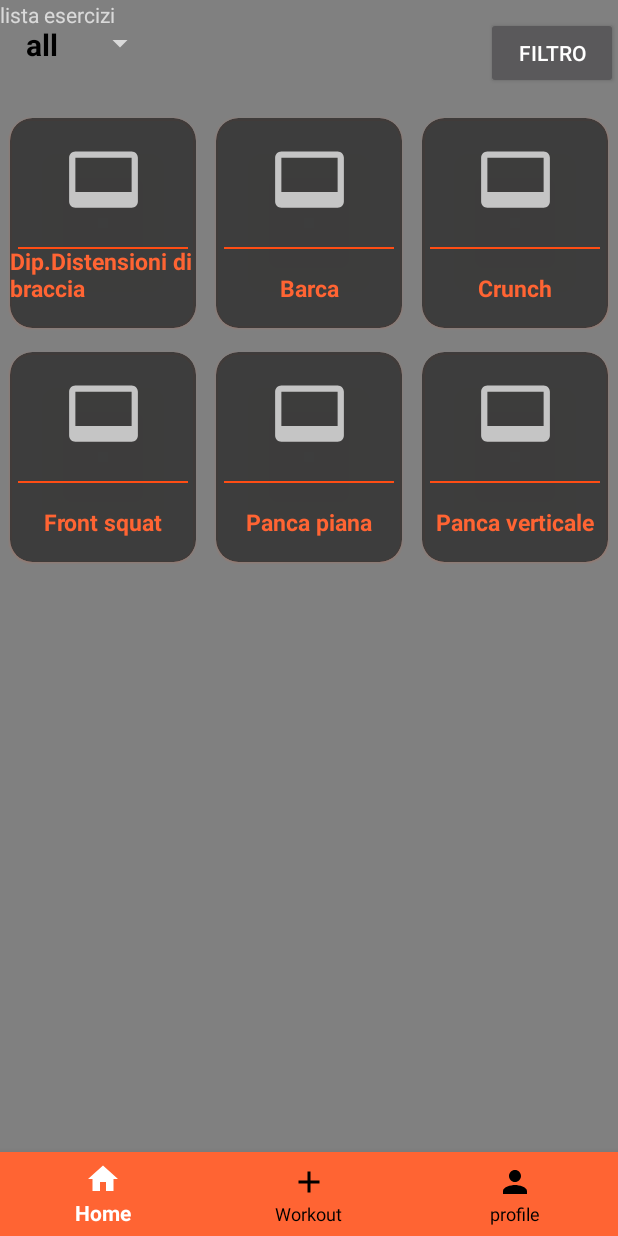
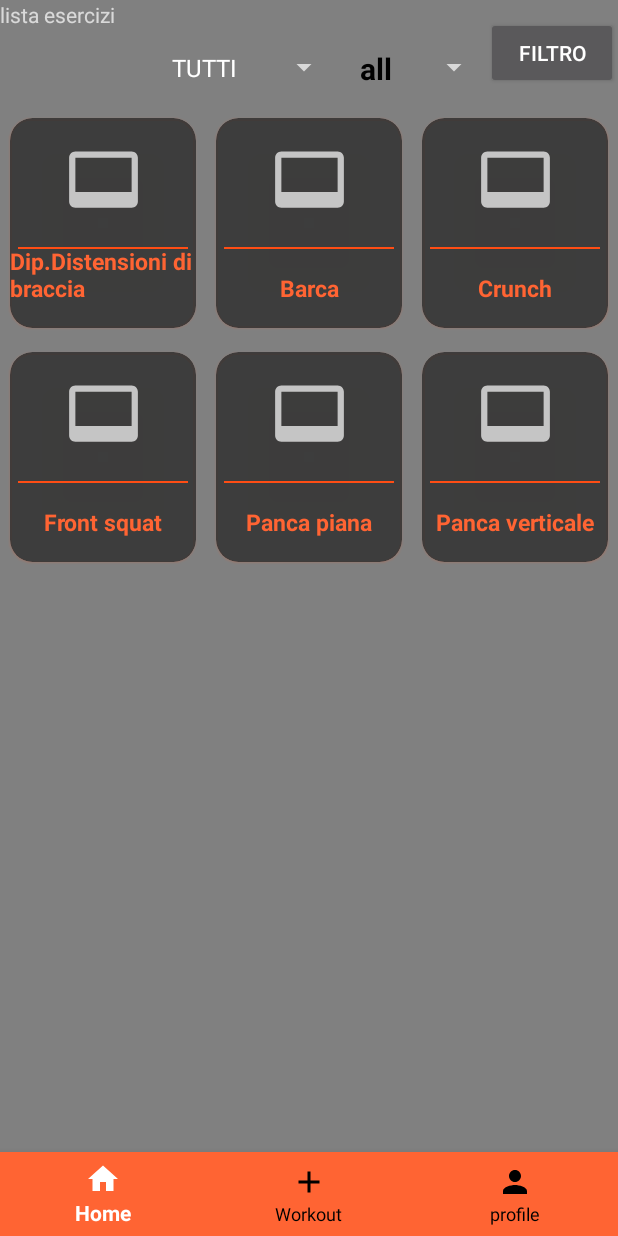
Before and after one commit to StefanoOr/PalestratiProgettoIum, an Android app: the Home screen opened directly, with no data from a screen before it, on a phone screen of 412 x 824 dp. Run offline under Robolectric (Android 15) with nearby library versions, the phone set to English and light mode, and no system bars; Roboto replaces fonts that are not available here.

Commit message:
Filtro muscolare user home

```diff
--- a/app/src/main/AndroidManifest.xml
+++ b/app/src/main/AndroidManifest.xml
@@ -24,7 +24,7 @@
         <activity
             android:name=".PersonalActivity.Upload"
             android:exported="false" />
-        <activity android:name=".Esercizi" />
+        <activity android:name=".EserciziActivity" />
         <activity
             android:name=".UserActivity.Profilo"
             android:exported="false" />
--- a/app/src/main/java/com/example/palestratiium/ModificaEsercizio.java
+++ b/app/src/main/java/com/example/palestratiium/ModificaEsercizio.java
@@ -18,6 +18,7 @@ import android.widget.Toast;
 import com.example.palestratiium.PersonalActivity.HomePersonalTrainer;
 import com.example.palestratiium.UserActivity.Home;
 import com.example.palestratiium.classi.Esercizio;
+import com.example.palestratiium.classi.MyEnum;
 import com.example.palestratiium.classi.PersonalTrainer;
 import com.example.palestratiium.classi.UserFactory;
 
@@ -85,7 +86,7 @@ public class ModificaEsercizio extends AppCompatActivity implements Serializable
         descrizioneEsercizio.setHint(descrizione);
         gruppoM.setText(gruppo);
         difficoltaAttuale.setText(difficolta);
-        gruppoSelezionato = Esercizio.GruppoMuscolare.valueOf(gruppo);
+      // gruppoSelezionato = MyEnum.valueOf(gruppo);
 
         petto.setOnClickListener(this);
         spalle.setOnClickListener(this);
@@ -101,7 +102,7 @@ public class ModificaEsercizio extends AppCompatActivity implements Serializable
                 esercizio.setNome(nomeEsercizio.getText().toString());
                 esercizio.setDescrizioene(descrizioneEsercizio.getText().toString());
                 esercizio.setDifficolta(seleziona_difficolta.getSelectedItem().toString());
-                esercizio.setGruppoMuscolare(gruppoSelezionato);
+               // esercizio.setGruppoMuscolare(gruppoSelezionato);
                 personalTrainer.addEsercizi(esercizio);
                 UserFactory.getInstance().addEsercizio(personalTrainer, esercizio);
                 Intent home = new Intent(ModificaEsercizio.this, HomePersonalTrainer.class);
--- a/app/src/main/java/com/example/palestratiium/PersonalActivity/Upload.java
+++ b/app/src/main/java/com/example/palestratiium/PersonalActivity/Upload.java
@@ -113,7 +113,7 @@ public class Upload extends AppCompatActivity implements Serializable, AdapterVi
                 esercizio.setVideo(stringUri);
                 esercizio.setDescrizioene(descrizioneEt.getText().toString());
                 esercizio.setDifficolta(seleziona_difficolta.getSelectedItem().toString());
-                esercizio.setGruppoMuscolare(gruppoSelezionato);
+                //esercizio.setGruppoMuscolare(gruppoSelezionato);
                 personal.addEsercizi(esercizio);
                 UserFactory.getInstance().addEsercizio(personal, esercizio);
                 Intent ex = new Intent(Upload.this, HomePersonalTrainer.class);
--- a/app/src/main/java/com/example/palestratiium/SignUp.java
+++ b/app/src/main/java/com/example/palestratiium/SignUp.java
@@ -20,6 +20,7 @@ import android.widget.TextView;
 import android.widget.Toast;
 
 import com.example.palestratiium.UserActivity.Home;
+import com.example.palestratiium.classi.DatePickerFragment;
 import com.google.android.material.textfield.TextInputLayout;
 
 import java.text.SimpleDateFormat;
--- a/app/src/main/java/com/example/palestratiium/UserActivity/Home.java
+++ b/app/src/main/java/com/example/palestratiium/UserActivity/Home.java
@@ -1,8 +1,4 @@
-/*
-    Corso IUM - AA 2019 - 2020
-    65577 - Daniele Stochino
-    Esercitazione Bonus
- */
+
 
 package com.example.palestratiium.UserActivity;
 
@@ -17,14 +13,16 @@ import android.os.Bundle;
 import android.view.MenuItem;
 import android.view.View;
 import android.widget.AdapterView;
+import android.widget.ArrayAdapter;
 import android.widget.Button;
 import android.widget.Spinner;
-import android.widget.Toast;
 
-import com.example.palestratiium.Esercizi;
+import com.example.palestratiium.EserciziActivity;
 import com.example.palestratiium.Login;
 import com.example.palestratiium.R;
 import com.example.palestratiium.adapter.CoachAdapter;
+import com.example.palestratiium.adapter.GruppoMuscolareAdapter;
+import com.example.palestratiium.classi.MyEnum;
 import com.google.android.material.bottomnavigation.BottomNavigationView;
 
 import java.io.Serializable;
@@ -46,7 +44,8 @@ public class Home extends AppCompatActivity implements RecycleViewInterface {
     Button filtro;
     private CoachAdapter coachAdapter;
 
-    Spinner spinnerCoach;
+    Spinner spinnerCoach,spinnerGruppoMuscolare;
+
     String clickedCountryName;
 
 
@@ -57,6 +56,7 @@ public class Home extends AppCompatActivity implements RecycleViewInterface {
     private RecyclerView.LayoutManager mLayoutManager;
     RecyclerView mRecyclerView;
     RecyclerView.Adapter adapter;
+    MyEnum gruppoMuscolare=MyEnum.TUTTI;
     public static final String EXTRA_USER = "package com.example.palestratiium";
 
 
@@ -66,14 +66,15 @@ public class Home extends AppCompatActivity implements RecycleViewInterface {
         setContentView(R.layout.activity_home);
 
         coachAdapter = new CoachAdapter(this, (ArrayList<PersonalTrainer>) UserFactory.getInstance().getPersonal());
+
         spinnerCoach = findViewById(R.id.spinner_coachUser1);
+        spinnerGruppoMuscolare = findViewById(R.id.spinner_gruppo_muscolare);
         filtro = findViewById(R.id.filtroUserHome);
+
 
         Intent intent = getIntent();
         Serializable obj = intent.getSerializableExtra(Login.EXTRA_USER);
-        PersonalTrainer name =  (PersonalTrainer) getIntent().getSerializableExtra("PERSONAL");
-        //PersonalTrainer coachSelect = get
-        System.out.println(name);
+
         if(obj instanceof User){
             user = (User) obj;
 
@@ -99,29 +100,11 @@ public class Home extends AppCompatActivity implements RecycleViewInterface {
             @Override
             public void onItemSelected(AdapterView<?> parent, View view, int position, long id) {
                 coach = (PersonalTrainer) parent.getItemAtPosition(position);
-                PersonalTrainer clickedItem = (PersonalTrainer) parent.getItemAtPosition(position);
-                clickedCountryName = clickedItem.getUsername();
+
                 System.out.println(clickedCountryName);
 
 
-                if(coach.getUsername() == "all") {
-                    listaEserciziCard = UserFactory.getInstance().getAllEsercizi();
-                }else{
-                    listaEserciziCard = UserFactory.getInstance().getEserciziPt(coach);
-                }
-
-
-                if(listaEserciziCard.size()>0){
-                    mRecyclerView = findViewById(R.id.listRecyclerView_esercizi);
-                    mRecyclerView.setHasFixedSize(true);
-                    mLayoutManager = new GridLayoutManager(Home.this,3);
-
-                    adapter = new Adapter_ListaEserciziHome(listaEserciziCard,Home.this);
-                    mRecyclerView.setLayoutManager(mLayoutManager);
-                    mRecyclerView.setAdapter(adapter);
-                }
-
-
+                adapterCard();
 
             }
 
@@ -131,6 +114,22 @@ public class Home extends AppCompatActivity implements RecycleViewInterface {
             }
         });
 
+
+        spinnerGruppoMuscolare.setAdapter(new ArrayAdapter<MyEnum>(this, android.R.layout.simple_spinner_item, MyEnum.values()));
+        spinnerGruppoMuscolare.setOnItemSelectedListener(new AdapterView.OnItemSelectedListener() {
+            @Override
+            public void onItemSelected(AdapterView<?> parent, View view, int position, long id) {
+                gruppoMuscolare = (MyEnum) parent.getItemAtPosition(position);
+
+                adapterCard();
+                System.out.println(clickedCountryName);
+            }
+
+            @Override
+            public void onNothingSelected(AdapterView<?> parent) {
+
+            }
+        });
 
 
 
@@ -177,12 +176,29 @@ public class Home extends AppCompatActivity implements RecycleViewInterface {
 
     @Override
     public void onItemClick(int position) {
-        Intent intent = new Intent(Home.this, Esercizi.class);
+        Intent intent = new Intent(Home.this, EserciziActivity.class);
 
         intent.putExtra("NAME",listaEserciziCard.get(position).getNome());
         intent.putExtra("DESCRIPTION",listaEserciziCard.get(position).getDescrizioene());
+        intent.putExtra("GRUPPOMUSCOLARE",listaEserciziCard.get(position).getGruppoMuscolare());
         intent.putExtra(EXTRA_USER, user);
 
         startActivity(intent);
     }
+
+
+    public void adapterCard (){
+
+
+        listaEserciziCard = UserFactory.getInstance().lisTest(coach,gruppoMuscolare);
+
+            mRecyclerView = findViewById(R.id.listRecyclerView_esercizi);
+            mRecyclerView.setHasFixedSize(true);
+            mLayoutManager = new GridLayoutManager(Home.this,3);
+
+            adapter = new Adapter_ListaEserciziHome(listaEserciziCard,Home.this);
+            mRecyclerView.setLayoutManager(mLayoutManager);
+            mRecyclerView.setAdapter(adapter);
+       // }
+    }
 }
--- a/app/src/main/java/com/example/palestratiium/DatePickerFragment.java
+++ b/app/src/main/java/com/example/palestratiium/classi/DatePickerFragment.java
@@ -4,7 +4,7 @@
     Esercitazione Bonus
  */
 
-package com.example.palestratiium;
+package com.example.palestratiium.classi;
 
 import android.app.AlertDialog;
 import android.app.Dialog;
--- a/app/src/main/java/com/example/palestratiium/classi/PersonalTrainer.java
+++ b/app/src/main/java/com/example/palestratiium/classi/PersonalTrainer.java
@@ -92,7 +92,7 @@ public class PersonalTrainer implements Serializable {
         this.team = team;
     }
 
-    public Esercizio getEsercizio (String ex){
+    public Esercizio getEsercizioString (String ex){
         for(int i=0;i<listaEsercizi.size();i++){
             if(listaEsercizi.get(i).getNome().equals(ex)){
                 return listaEsercizi.get(i);
@@ -101,6 +101,9 @@ public class PersonalTrainer implements Serializable {
         return null;
     }
 
+    public Esercizio getEsercizio(int index){
+        return listaEsercizi.get(index);
+    }
 
 
 
--- a/app/src/main/res/layout/activity_esercizi.xml
+++ b/app/src/main/res/layout/activity_esercizi.xml
@@ -5,7 +5,7 @@
     android:layout_width="match_parent"
     android:layout_height="match_parent"
     android:orientation="vertical"
-    tools:context=".Esercizi">
+    tools:context=".EserciziActivity">
 <ScrollView
     android:layout_width="match_parent"
     android:layout_height="match_parent">
--- a/app/src/main/res/layout/activity_home.xml
+++ b/app/src/main/res/layout/activity_home.xml
@@ -55,15 +55,34 @@
             android:layout_alignParentTop="true"
             android:layout_alignParentEnd="true"
             android:layout_alignParentRight="true"
-            android:layout_marginStart="96dp"
-            android:layout_marginLeft="96dp"
-            android:layout_marginTop="7dp"
-            android:layout_marginEnd="93dp"
-            android:layout_marginRight="93dp"
+            android:layout_marginTop="16dp"
             android:gravity="center"
             android:spinnerMode="dialog"
+            app:layout_constraintEnd_toStartOf="@+id/filtroUserHome"
+            app:layout_constraintHorizontal_bias="0.67"
+            app:layout_constraintStart_toEndOf="@+id/spinner_gruppo_muscolare"
+            app:layout_constraintTop_toTopOf="parent"
             tools:ignore="MissingConstraints" />
 
+        <Spinner
+            android:id="@+id/spinner_gruppo_muscolare"
+            style="@style/Widget.MaterialComponents.TextInputLayout.OutlinedBox.Dense.ExposedDropdownMenu"
+            android:layout_width="wrap_content"
+            android:layout_height="58dp"
+
+            android:layout_alignParentStart="true"
+            android:layout_alignParentLeft="true"
+            android:layout_alignParentTop="true"
+            android:layout_alignParentEnd="true"
+            android:layout_alignParentRight="true"
+            android:layout_marginTop="16dp"
+            android:gravity="center"
+            android:spinnerMode="dialog"
+            app:layout_constraintEnd_toStartOf="@+id/filtroUserHome"
+            app:layout_constraintHorizontal_bias="0.494"
+            app:layout_constraintStart_toStartOf="parent"
+            app:layout_constraintTop_toTopOf="parent"
+            tools:ignore="MissingConstraints" />
 
         <com.google.android.material.bottomnavigation.BottomNavigationView
             android:id="@+id/bottom_navigation"
```
Also changed, not shown: app/src/main/java/com/example/palestratiium/EserciziActivity.java (renamed from app/src/main/java/com/example/palestratiium/Esercizi.java, +5 -5 lines), app/src/main/java/com/example/palestratiium/PersonalActivity/HomePersonalTrainer.java (+2 -15 lines), app/src/main/java/com/example/palestratiium/adapter/GruppoMuscolareAdapter.java (added, +57 -0 lines), app/src/main/java/com/example/palestratiium/classi/Esercizio.java (+7 -8 lines), app/src/main/java/com/example/palestratiium/classi/MyEnum.java (added, +24 -0 lines), app/src/main/java/com/example/palestratiium/classi/UserFactory.java (+42 -20 lines).
